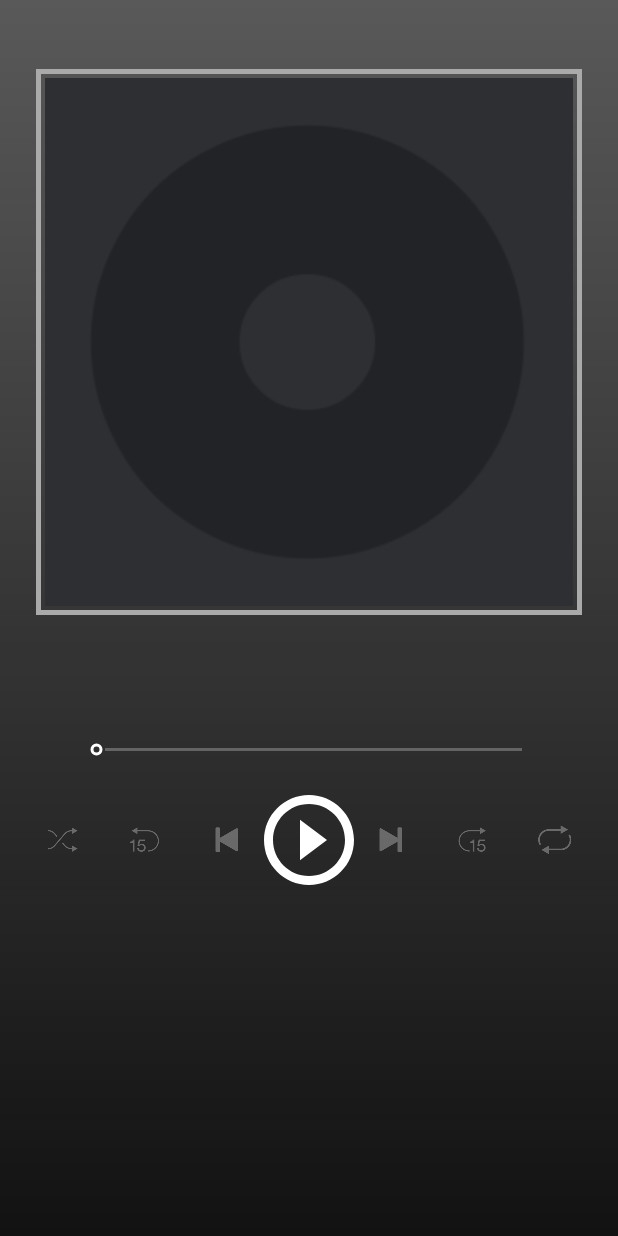
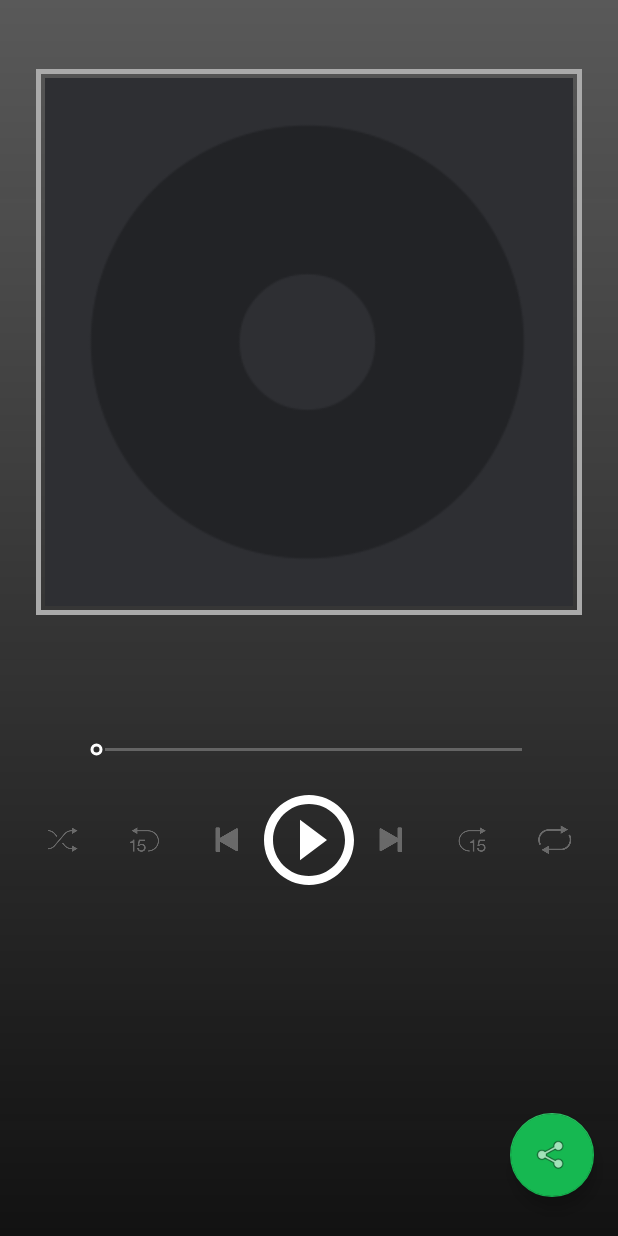
Before and after one commit to SandeepNadella/Exalty, an Android app: the RemotePlayerActivity screen opened directly, with no data from a screen before it, on a phone screen of 412 x 824 dp. Run offline under Robolectric (Android 15) with nearby library versions, the phone set to English and light mode, and no system bars; libraries missing offline, so code that uses them is left out: com.spotify.android, com.spotify.protocol, com.spotify.sdk; 3 statements that could not run were skipped.

Commit message:
Add share functionality

```diff
--- a/app/src/main/res/layout/app_remote_layout.xml
+++ b/app/src/main/res/layout/app_remote_layout.xml
@@ -8,15 +8,13 @@
 
     <!-- Image cover art -->
 
-
-
     <FrameLayout
         android:id="@+id/image_frame"
         android:layout_width="0dp"
         android:layout_height="0dp"
-        android:layout_marginTop="24dp"
         android:layout_marginStart="24dp"
         android:layout_marginLeft="24dp"
+        android:layout_marginTop="24dp"
         android:layout_marginEnd="24dp"
         android:layout_marginRight="24dp"
         app:layout_constraintBottom_toBottomOf="parent"
@@ -30,14 +28,14 @@
             android:id="@+id/image"
             android:layout_width="match_parent"
             android:layout_height="match_parent"
+            android:onClick="onImageClicked"
             android:padding="6dp"
-            android:onClick="onImageClicked"
             tools:srcCompat="@drawable/widget_placeholder" />
 
         <ImageView
-            android:src="@drawable/frame"
             android:layout_width="match_parent"
-            android:layout_height="match_parent" />
+            android:layout_height="match_parent"
+            android:src="@drawable/frame" />
 
     </FrameLayout>
     <!-- Current Track -->
@@ -57,14 +55,15 @@
         app:layout_constraintStart_toStartOf="parent"
         app:layout_constraintTop_toTopOf="parent"
         app:layout_constraintVertical_bias=".01" />
+
     <Button
         android:id="@+id/current_track_label"
         style="@style/Widget.Cat.Button.Small"
         android:layout_width="wrap_content"
         android:layout_height="wrap_content"
+        android:enabled="false"
         android:gravity="center"
         android:lines="2"
-        android:enabled="false"
         android:text="@string/title_current_track"
         android:visibility="invisible"
         app:layout_constraintBottom_toBottomOf="parent"
@@ -91,7 +90,6 @@
         app:layout_constraintStart_toStartOf="parent"
         app:layout_constraintTop_toBottomOf="@+id/image_frame"
         app:layout_constraintVertical_bias="0.2" />
-
 
 
     <androidx.appcompat.widget.AppCompatImageButton
@@ -184,4 +182,21 @@
         app:layout_constraintVertical_bias="0.2"
         app:srcCompat="@drawable/btn_repeat" />
 
+    <androidx.appcompat.widget.LinearLayoutCompat
+        android:layout_width="match_parent"
+        android:layout_height="wrap_content"
+        android:layout_below="@id/toggle_repeat_button"
+        android:layout_marginBottom="10dp"
+        android:gravity="right"
+        app:layout_constraintBottom_toBottomOf="parent">
+
+        <com.google.android.material.floatingactionbutton.FloatingActionButton
+            android:id="@+id/fab"
+            android:layout_width="wrap_content"
+            android:layout_height="wrap_content"
+            android:layout_gravity="bottom|end"
+            android:layout_margin="@dimen/fab_margin"
+            app:srcCompat="@android:drawable/ic_menu_share" />
+    </androidx.appcompat.widget.LinearLayoutCompat>
+
 </androidx.constraintlayout.widget.ConstraintLayout>
```
Also changed, not shown: app/src/main/java/com/rekam/exalty/MainActivity.java (+0 -7 lines), app/src/main/java/com/rekam/exalty/RemotePlayerActivity.java (+15 -0 lines), app/src/main/res/layout/activity_main.xml (+0 -8 lines).
